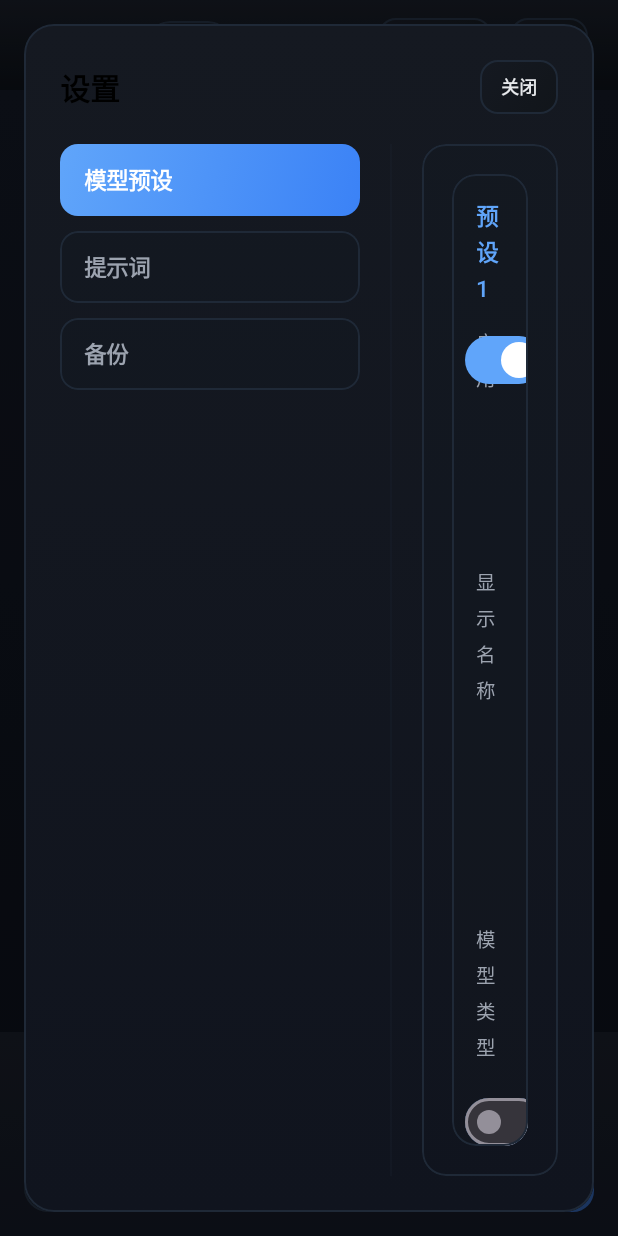
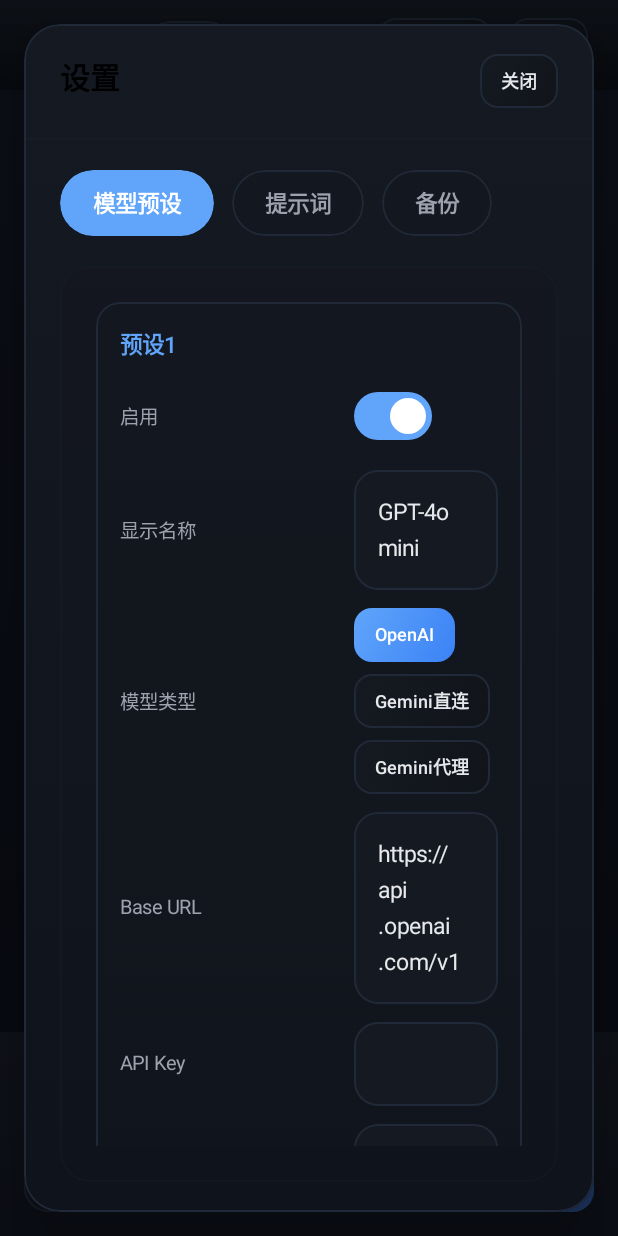
Before and after one commit to dinhmyhuyenalho91050-boop/wddxd, an Android app built with Jetpack Compose: the screen it shows after launch (MainActivity), after a tap on "设置", on a phone screen of 412 x 824 dp. Run offline under Robolectric (Android 15) with nearby library versions, the phone set to English and light mode, and no system bars; our stand-ins replace Room's generated code.

Commit message:
Adjust settings dialog tabs to top layout

```diff
--- a/app/src/main/java/com/example/aichat/ui/ChatApp.kt
+++ b/app/src/main/java/com/example/aichat/ui/ChatApp.kt
@@ -45,6 +45,7 @@ import androidx.compose.foundation.layout.fillMaxHeight
 import androidx.compose.foundation.layout.fillMaxSize
 import androidx.compose.foundation.layout.fillMaxWidth
 import androidx.compose.foundation.layout.height
+import androidx.compose.foundation.layout.heightIn
 import androidx.compose.foundation.layout.imePadding
 import androidx.compose.foundation.layout.navigationBarsPadding
 import androidx.compose.foundation.layout.only
@@ -52,9 +53,11 @@ import androidx.compose.foundation.layout.padding
 import androidx.compose.foundation.layout.safeDrawing
 import androidx.compose.foundation.layout.size
 import androidx.compose.foundation.layout.width
+import androidx.compose.foundation.layout.widthIn
 import androidx.compose.foundation.layout.windowInsetsPadding
 import androidx.compose.foundation.interaction.MutableInteractionSource
 import androidx.compose.foundation.interaction.collectIsPressedAsState
+import androidx.compose.foundation.horizontalScroll
 import androidx.compose.foundation.lazy.LazyColumn
 import androidx.compose.foundation.lazy.items
 import androidx.compose.foundation.lazy.itemsIndexed
@@ -304,28 +307,29 @@ fun ChatApp(viewModel: ChatViewModel) {
 }
 
 @Composable
-private fun SettingsNavButton(text: String, selected: Boolean, onClick: () -> Unit) {
-    val shape = RoundedCornerShape(12.dp)
+private fun SettingsTabButton(
+    text: String,
+    selected: Boolean,
+    onClick: () -> Unit
+) {
+    val shape = RoundedCornerShape(999.dp)
+    val background = if (selected) {
+        Brush.horizontalGradient(listOf(AccentBlue, Color(0xFF60A5FA)))
+    } else {
+        SolidColor(Color(0x22151921))
+    }
+    val borderColor = if (selected) Color.Transparent else Color(0xFF1F2937)
+    val textColor = if (selected) Color.White else Color(0xFF9CA3AF)
+
     Box(
         modifier = Modifier
-            .fillMaxWidth()
             .clip(shape)
-            .background(
-                if (selected) {
-                    Brush.linearGradient(listOf(AccentBlue, Color(0xFF3B82F6)))
-                } else {
-                    SolidColor(Color(0x22151921))
-                }
-            )
-            .border(1.dp, if (selected) Color.Transparent else Color(0xFF1F2937), shape)
+            .background(background, shape)
+            .border(1.dp, borderColor, shape)
             .clickable(onClick = onClick)
-            .padding(horizontal = 16.dp, vertical = 12.dp)
+            .padding(horizontal = 22.dp, vertical = 10.dp)
     ) {
-        Text(
-            text,
-            color = if (selected) Color.White else Color(0xFF9CA3AF),
-            fontWeight = FontWeight.SemiBold
-        )
+        Text(text = text, color = textColor, fontWeight = FontWeight.SemiBold)
     }
 }
 
@@ -368,7 +372,7 @@ private fun SettingsField(
             color = Color(0xFF9CA3AF),
             fontSize = 13.sp,
             modifier = Modifier
-                .width(120.dp)
+                .width(140.dp)
                 .padding(top = if (alignTop) 6.dp else 0.dp)
         )
         Column(
@@ -1406,64 +1410,81 @@ private fun SettingsDialog(
     var selectedTab by remember { mutableStateOf(SettingsTab.MODELS) }
 
     Dialog(onDismissRequest = onDismiss, properties = DialogProperties(usePlatformDefaultWidth = false)) {
-        Box(
+        val navScrollState = rememberScrollState()
+
+        Column(
             modifier = Modifier
                 .fillMaxWidth()
                 .padding(16.dp)
+                .shadow(24.dp, RoundedCornerShape(24.dp))
+                .clip(RoundedCornerShape(24.dp))
+                .background(
+                    Brush.verticalGradient(
+                        colors = listOf(Color(0xFF151921), Color(0xFF0F131C))
+                    )
+                )
+                .border(1.dp, Color(0xFF1F2937), RoundedCornerShape(24.dp))
+                .widthIn(max = 960.dp)
         ) {
+            Box(
+                modifier = Modifier
+                    .fillMaxWidth()
+                    .padding(horizontal = 24.dp, vertical = 20.dp)
+            ) {
+                Text("设置", style = MaterialTheme.typography.titleLarge, fontWeight = FontWeight.Bold)
+                GlowButton(
+                    text = "关闭",
+                    compact = true,
+                    onClick = onDismiss,
+                    modifier = Modifier.align(Alignment.CenterEnd)
+                )
+            }
+            Box(
+                modifier = Modifier
+                    .fillMaxWidth()
+                    .height(1.dp)
+                    .background(Color(0x331F2937))
+            )
             Column(
                 modifier = Modifier
                     .fillMaxWidth()
-                    .clip(RoundedCornerShape(20.dp))
-                    .background(
-                        Brush.verticalGradient(
-                            colors = listOf(Color(0xFF151921), Color(0xFF10141E))
-                        )
-                    )
-                    .border(1.dp, Color(0xFF1F2937), RoundedCornerShape(20.dp))
-                    .padding(24.dp),
+                    .heightIn(min = 520.dp)
+                    .padding(horizontal = 24.dp, vertical = 20.dp),
                 verticalArrangement = Arrangement.spacedBy(20.dp)
             ) {
                 Row(
-                    modifier = Modifier.fillMaxWidth(),
-                    horizontalArrangement = Arrangement.SpaceBetween,
-                    verticalAlignment = Alignment.CenterVertically
+                    modifier = Modifier
+                        .fillMaxWidth()
+                        .horizontalScroll(navScrollState),
+                    horizontalArrangement = Arrangement.spacedBy(12.dp)
                 ) {
-                    Text("设置", style = MaterialTheme.typography.titleLarge, fontWeight = FontWeight.Bold)
-                    GlowButton(text = "关闭", compact = true, onClick = onDismiss)
+                    SettingsTabButton(
+                        text = "模型预设",
+                        selected = selectedTab == SettingsTab.MODELS,
+                        onClick = { selectedTab = SettingsTab.MODELS }
+                    )
+                    SettingsTabButton(
+                        text = "提示词",
+                        selected = selectedTab == SettingsTab.PROMPTS,
+                        onClick = { selectedTab = SettingsTab.PROMPTS }
+                    )
+                    SettingsTabButton(
+                        text = "备份",
+                        selected = selectedTab == SettingsTab.BACKUP,
+                        onClick = { selectedTab = SettingsTab.BACKUP }
+                    )
                 }
-                Row(
-                    modifier = Modifier.fillMaxWidth(),
-                    horizontalArrangement = Arrangement.spacedBy(20.dp)
+                Box(
+                    modifier = Modifier
+                        .fillMaxWidth()
+                        .clip(RoundedCornerShape(20.dp))
+                        .background(Color(0x11151921))
+                        .border(1.dp, Color(0x331F2937), RoundedCornerShape(20.dp))
+                        .padding(24.dp)
                 ) {
-                    Column(
-                        modifier = Modifier.width(200.dp),
-                        verticalArrangement = Arrangement.spacedBy(10.dp)
-                    ) {
-                        SettingsNavButton("模型预设", selected = selectedTab == SettingsTab.MODELS) {
-                            selectedTab = SettingsTab.MODELS
-                        }
-                        SettingsNavButton("提示词", selected = selectedTab == SettingsTab.PROMPTS) {
-                            selectedTab = SettingsTab.PROMPTS
-                        }
-                        SettingsNavButton("备份", selected = selectedTab == SettingsTab.BACKUP) {
-                            selectedTab = SettingsTab.BACKUP
-                        }
-                    }
-                    Box(
-                        modifier = Modifier
-                            .width(1.dp)
-                            .fillMaxHeight()
-                            .background(Color(0x331F2937))
-                    )
                     AnimatedContent(
                         targetState = selectedTab,
-                        modifier = Modifier
-                            .weight(1f)
-                            .clip(RoundedCornerShape(16.dp))
-                            .background(Color(0x22151921))
-                            .border(1.dp, Color(0xFF1F2937), RoundedCornerShape(16.dp))
-                            .padding(20.dp),
+                        modifier = Modifier.fillMaxWidth(),
                         transitionSpec = {
                             (
                                 fadeIn(animationSpec = tween(durationMillis = 200, easing = FastOutSlowInEasing)) +
@@ -1492,19 +1513,32 @@ private fun SettingsDialog(
                                 onSavePromptAs = onSavePromptAs,
                                 onDeletePrompt = onDeletePrompt
                             )
-                            SettingsTab.BACKUP -> BackupPane(exportJson = exportJson, onExportAll = onExportAll, onImport = onImport, onClearAll = onClearAll)
+                            SettingsTab.BACKUP -> BackupPane(
+                                exportJson = exportJson,
+                                onExportAll = onExportAll,
+                                onImport = onImport,
+                                onClearAll = onClearAll
+                            )
                         }
                     }
                 }
-                Row(
-                    modifier = Modifier.fillMaxWidth(),
-                    horizontalArrangement = Arrangement.End,
-                    verticalAlignment = Alignment.CenterVertically
-                ) {
-                    GlowButton(text = "取消", compact = true, onClick = onDismiss)
-                    Spacer(Modifier.width(12.dp))
-                    GlowButton(text = "应用", compact = true, tone = ButtonTone.Primary, onClick = onApply)
-                }
+            }
+            Box(
+                modifier = Modifier
+                    .fillMaxWidth()
+                    .height(1.dp)
+                    .background(Color(0x331F2937))
+            )
+            Row(
+                modifier = Modifier
+                    .fillMaxWidth()
+                    .padding(horizontal = 24.dp, vertical = 16.dp),
+                horizontalArrangement = Arrangement.End,
+                verticalAlignment = Alignment.CenterVertically
+            ) {
+                GlowButton(text = "取消", compact = true, onClick = onDismiss)
+                Spacer(Modifier.width(12.dp))
+                GlowButton(text = "应用", compact = true, tone = ButtonTone.Primary, onClick = onApply)
             }
         }
     }
@@ -1512,7 +1546,11 @@ private fun SettingsDialog(
 
 @Composable
 private fun ModelPresetPane(presets: List<ModelPresetDraft>, onUpdate: (Int, (ModelPresetDraft) -> ModelPresetDraft) -> Unit) {
-    Column(verticalArrangement = Arrangement.spacedBy(16.dp)) {
+    val scrollState = rememberScrollState()
+    Column(
+        modifier = Modifier.verticalScroll(scrollState),
+        verticalArrangement = Arrangement.spacedBy(16.dp)
+    ) {
         presets.forEach { preset ->
             SettingsCard(title = "预设${preset.id}") {
                 SettingsField("启用") {
@@ -2089,7 +2127,11 @@ private fun BackupPane(
     onClearAll: () -> Unit
 ) {
     var importText by remember { mutableStateOf("") }
-    Column(verticalArrangement = Arrangement.spacedBy(16.dp)) {
+    val scrollState = rememberScrollState()
+    Column(
+        modifier = Modifier.verticalScroll(scrollState),
+        verticalArrangement = Arrangement.spacedBy(16.dp)
+    ) {
         SettingsCard(title = "存储说明", accent = AccentBlue) {
             Text(
                 "使用 IndexedDB 存储，容量更大，性能更好。请定期导出备份重要对话。",
--- a/app/src/main/java/com/example/aichat/viewmodel/ChatViewModel.kt
+++ b/app/src/main/java/com/example/aichat/viewmodel/ChatViewModel.kt
@@ -10,6 +10,8 @@ import com.example.aichat.data.repository.ChatRepository
 import com.example.aichat.data.repository.ImportMode
 import com.example.aichat.model.ChatMessage
 import com.example.aichat.model.ChatSession
+import com.example.aichat.model.DefaultModelPresets
+import com.example.aichat.model.DefaultPromptPreset
 import com.example.aichat.model.MessageRole
 import com.example.aichat.model.ModelPreset
 import com.example.aichat.model.PromptPreset
@@ -229,13 +231,30 @@ class ChatViewModel(
     }
 
     fun openSettings() {
-        val newDraft = SettingsDraft(
-            modelPresets = modelPresetsState.value.map { it.toDraft() },
-            promptPresets = promptPresetsState.value.map { it.toDraft() },
-            selectedPromptId = promptPresetsState.value.firstOrNull()?.id
+        val currentModels = modelPresetsState.value.takeIf { it.isNotEmpty() } ?: DefaultModelPresets
+        val currentPrompts = promptPresetsState.value.takeIf { it.isNotEmpty() } ?: listOf(DefaultPromptPreset)
+        val fallbackDraft = SettingsDraft(
+            modelPresets = currentModels.map { it.toDraft() },
+            promptPresets = currentPrompts.map { it.toDraft() },
+            selectedPromptId = currentPrompts.firstOrNull()?.id
         )
-        settingsDraft.value = newDraft
+
+        settingsDraft.value = fallbackDraft
         settingsOpen.value = true
+
+        if (modelPresetsState.value.isEmpty() || promptPresetsState.value.isEmpty()) {
+            viewModelScope.launch {
+                val (models, prompts) = repository.ensureDefaults()
+                val updatedDraft = SettingsDraft(
+                    modelPresets = models.map { it.toDraft() },
+                    promptPresets = prompts.map { it.toDraft() },
+                    selectedPromptId = prompts.firstOrNull()?.id
+                )
+                settingsDraft.update { current ->
+                    if (current == fallbackDraft && settingsOpen.value) updatedDraft else current
+                }
+            }
+        }
     }
 
     fun closeSettings() {
```
